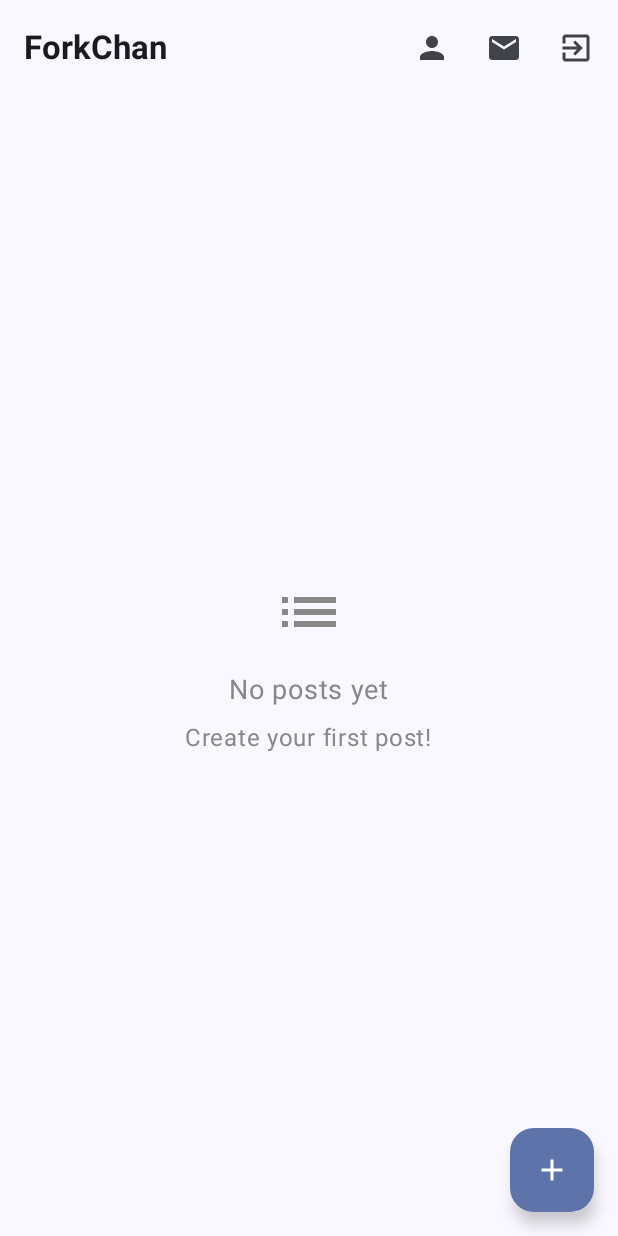
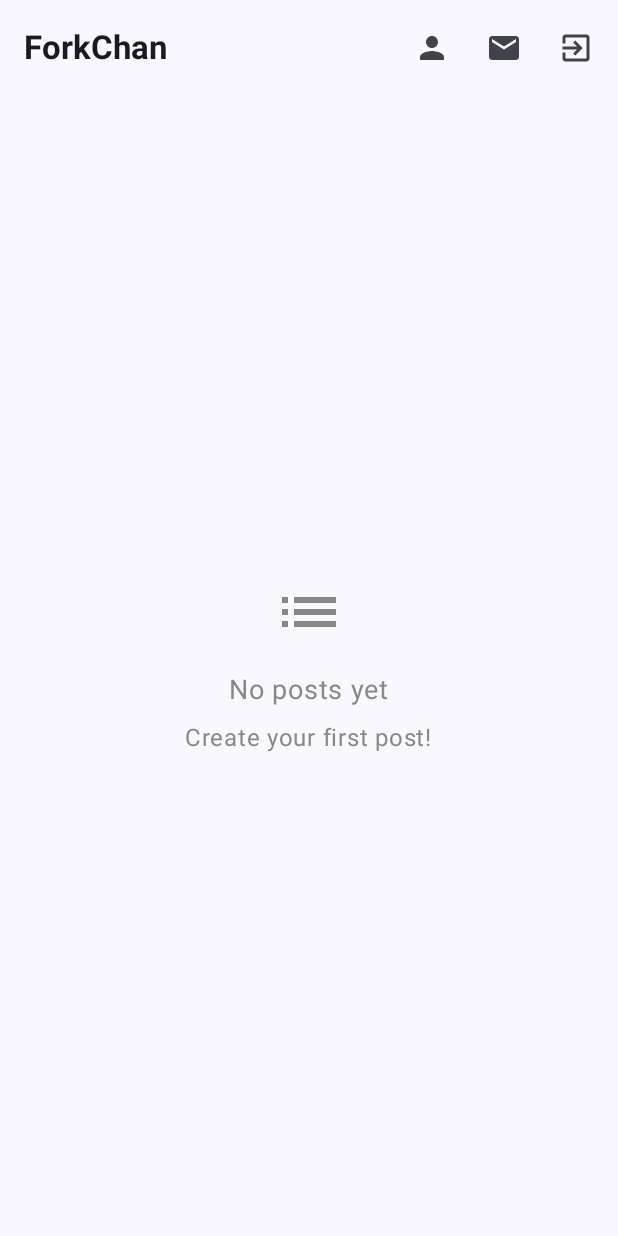
Before and after one commit to Sylouane05/fork_chan, an Android app built with Jetpack Compose: the FeedPage screen opened through its navigation route, on a phone screen of 412 x 824 dp. Run offline under Robolectric (Android 15) with nearby library versions, the phone set to English and light mode, and no system bars; our stand-ins replace Firebase (no records; nobody signed in at launch, a user with empty details on screens opened directly), livedata-compose.

Commit message:
version maj

```diff
--- a/app/src/main/java/fr/fork_chan/activities/FeedPage.kt
+++ b/app/src/main/java/fr/fork_chan/activities/FeedPage.kt
@@ -13,7 +13,6 @@ import androidx.compose.material.icons.automirrored.filled.ExitToApp
 import androidx.compose.material.icons.automirrored.filled.List
 import androidx.compose.material.icons.filled.Email
 import androidx.compose.material.icons.filled.Person
-import androidx.compose.material.icons.filled.Add
 import androidx.compose.material3.*
 import androidx.compose.runtime.*
 import androidx.compose.runtime.livedata.observeAsState
@@ -156,16 +155,6 @@ fun FeedPage(
                 }
             )
         },
-        floatingActionButton = {
-            FloatingActionButton(
-                onClick = { navController.navigate("create_post") }
-            ) {
-                Icon(
-                    imageVector = Icons.Default.Add,
-                    contentDescription = "Create Post"
-                )
-            }
-        }
     ) { paddingValues ->
         if (posts.isEmpty()) {
             Box(
@@ -213,14 +202,7 @@ fun FeedPage(
                             modifier = Modifier.fillMaxWidth()
                         ) {
                             // Assumes that each post has a "userId" field.
-                            ProfilePicture(userId = post.userId, size = 40)
-                            Spacer(modifier = Modifier.width(8.dp))
-                            // Display username (if available in your post model)
-                            Text(
-                                text = post.username,
-                                style = MaterialTheme.typography.bodyLarge,
-                                fontWeight = androidx.compose.ui.text.font.FontWeight.Bold
-                            )
+
                         }
                         Spacer(modifier = Modifier.height(8.dp))
 
```
Also changed, not shown: app/src/main/java/fr/fork_chan/activities/PostItem.kt (+5 -44 lines).
